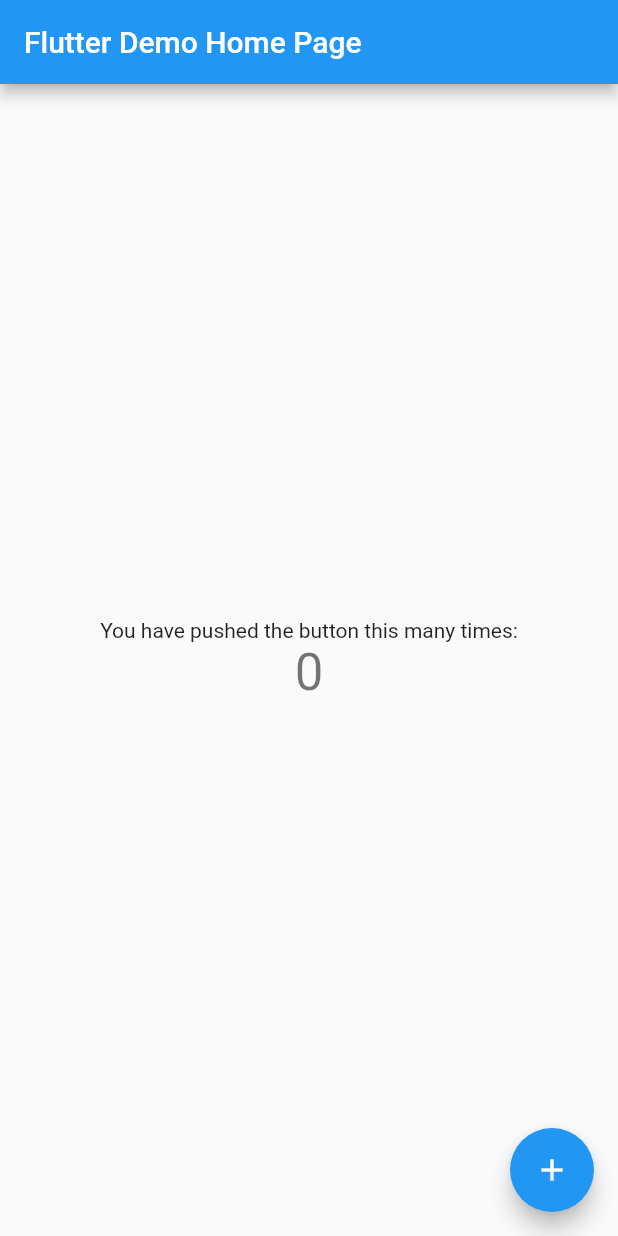
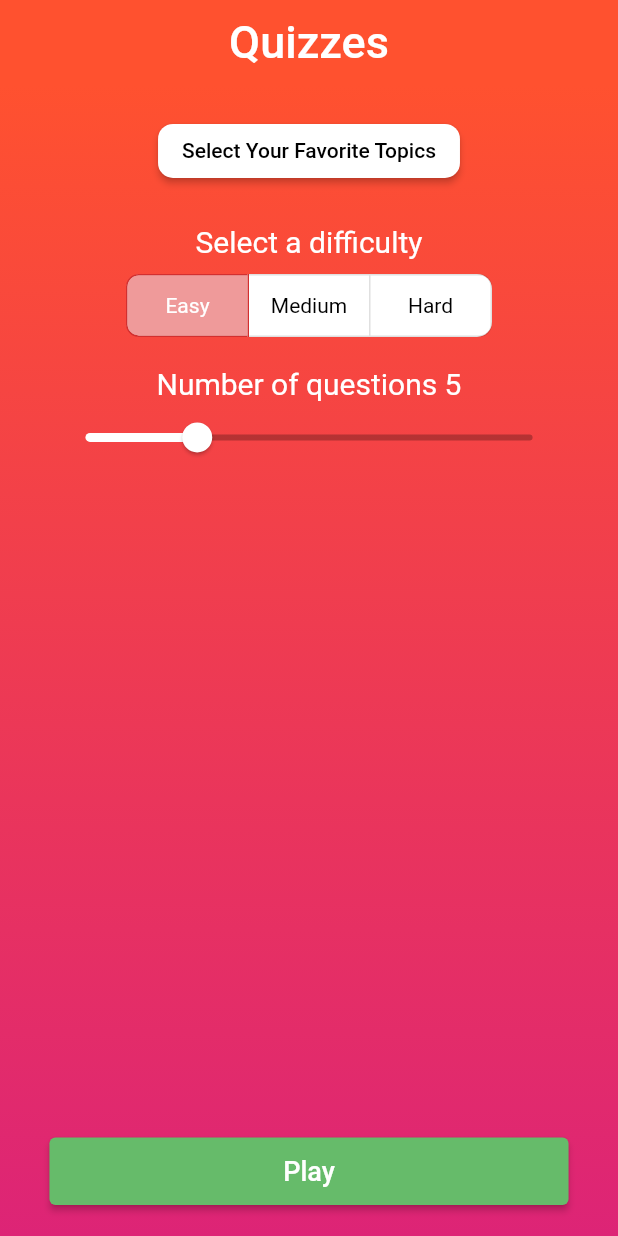
Before and after one commit to eduardozielke/flutter-quiz-app, a Flutter app: the screen it shows after launch, on a phone screen of 412 x 824 dp. Run offline on Flutter 3.47's test engine with Material 2 defaults, Android fonts, the phone set to English and light mode, and no system bars.

Commit message:
home page added

```diff
--- a/lib/main.dart
+++ b/lib/main.dart
@@ -1,115 +1,31 @@
 import 'package:flutter/material.dart';
+import 'package:flutter/services.dart';
+import 'package:flutter_quiz_app/pages/home.dart';
 
 void main() {
+  SystemChrome.setSystemUIOverlayStyle(
+    SystemUiOverlayStyle(
+      statusBarColor: Colors.white.withOpacity(0),
+      statusBarBrightness: Brightness.light,
+      statusBarIconBrightness: Brightness.light,
+    ),
+  );
   runApp(const MyApp());
 }
 
 class MyApp extends StatelessWidget {
   const MyApp({super.key});
 
-  // This widget is the root of your application.
   @override
   Widget build(BuildContext context) {
     return MaterialApp(
-      title: 'Flutter Demo',
+      title: 'Quizzes',
       theme: ThemeData(
-        // This is the theme of your application.
-        //
-        // Try running your application with "flutter run". You'll see the
-        // application has a blue toolbar. Then, without quitting the app, try
-        // changing the primarySwatch below to Colors.green and then invoke
-        // "hot reload" (press "r" in the console where you ran "flutter run",
-        // or simply save your changes to "hot reload" in a Flutter IDE).
-        // Notice that the counter didn't reset back to zero; the application
-        // is not restarted.
-        primarySwatch: Colors.blue,
+        colorScheme: ColorScheme.fromSwatch().copyWith(
+          primary: const Color(0XFFff512f),
+        ),
       ),
-      home: const MyHomePage(title: 'Flutter Demo Home Page'),
+      home: const Home(),
     );
   }
 }
-
-class MyHomePage extends StatefulWidget {
-  const MyHomePage({super.key, required this.title});
-
-  // This widget is the home page of your application. It is stateful, meaning
-  // that it has a State object (defined below) that contains fields that affect
-  // how it looks.
-
-  // This class is the configuration for the state. It holds the values (in this
-  // case the title) provided by the parent (in this case the App widget) and
-  // used by the build method of the State. Fields in a Widget subclass are
-  // always marked "final".
-
-  final String title;
-
-  @override
-  State<MyHomePage> createState() => _MyHomePageState();
-}
-
-class _MyHomePageState extends State<MyHomePage> {
-  int _counter = 0;
-
-  void _incrementCounter() {
-    setState(() {
-      // This call to setState tells the Flutter framework that something has
-      // changed in this State, which causes it to rerun the build method below
-      // so that the display can reflect the updated values. If we changed
-      // _counter without calling setState(), then the build method would not be
-      // called again, and so nothing would appear to happen.
-      _counter++;
-    });
-  }
-
-  @override
-  Widget build(BuildContext context) {
-    // This method is rerun every time setState is called, for instance as done
-    // by the _incrementCounter method above.
-    //
-    // The Flutter framework has been optimized to make rerunning build methods
-    // fast, so that you can just rebuild anything that needs updating rather
-    // than having to individually change instances of widgets.
-    return Scaffold(
-      appBar: AppBar(
-        // Here we take the value from the MyHomePage object that was created by
-        // the App.build method, and use it to set our appbar title.
-        title: Text(widget.title),
-      ),
-      body: Center(
-        // Center is a layout widget. It takes a single child and positions it
-        // in the middle of the parent.
-        child: Column(
-          // Column is also a layout widget. It takes a list of children and
-          // arranges them vertically. By default, it sizes itself to fit its
-          // children horizontally, and tries to be as tall as its parent.
-          //
-          // Invoke "debug painting" (press "p" in the console, choose the
-          // "Toggle Debug Paint" action from the Flutter Inspector in Android
-          // Studio, or the "Toggle Debug Paint" command in Visual Studio Code)
-          // to see the wireframe for each widget.
-          //
-          // Column has various properties to control how it sizes itself and
-          // how it positions its children. Here we use mainAxisAlignment to
-          // center the children vertically; the main axis here is the vertical
-          // axis because Columns are vertical (the cross axis would be
-          // horizontal).
-          mainAxisAlignment: MainAxisAlignment.center,
-          children: <Widget>[
-            const Text(
-              'You have pushed the button this many times:',
-            ),
-            Text(
-              '$_counter',
-              style: Theme.of(context).textTheme.headline4,
-            ),
-          ],
-        ),
-      ),
-      floatingActionButton: FloatingActionButton(
-        onPressed: _incrementCounter,
-        tooltip: 'Increment',
-        child: const Icon(Icons.add),
-      ), // This trailing comma makes auto-formatting nicer for build methods.
-    );
-  }
-}
--- /dev/null
+++ b/lib/models/api_response.dart
@@ -0,0 +1,11 @@
+class APIResponse<T> {
+  T? data;
+  bool error;
+  String errorMessage;
+
+  APIResponse({
+    this.data,
+    this.errorMessage = '',
+    this.error = false,
+  });
+}
--- /dev/null
+++ b/lib/models/categories.dart
@@ -0,0 +1,12 @@
+Map<String, String> categoriesMap = {
+  "Arts & Literature": "arts_and_literature",
+  "Film & TV": "film_and_tv",
+  "Food & Drink": "food_and_drink",
+  "General Knowledge": "general_knowledge",
+  "Geography": "geography",
+  "History": "history",
+  "Music": "music",
+  "Science": "science",
+  "Society & Culture": "society_and_culture",
+  "Sport & Leisure": "sport_and_leisure"
+};
--- /dev/null
+++ b/lib/pages/home.dart
@@ -0,0 +1,205 @@
+import 'package:flutter/cupertino.dart';
+import 'package:flutter/material.dart';
+import 'package:flutter/services.dart';
+import 'package:flutter_quiz_app/models/api_response.dart';
+import 'package:flutter_quiz_app/models/categories.dart';
+import 'package:flutter_quiz_app/service/quiz_service.dart';
+import 'package:flutter_quiz_app/widgets/multi_select.dart';
+
+class Home extends StatefulWidget {
+  const Home({Key? key}) : super(key: key);
+
+  @override
+  State<Home> createState() => _HomeState();
+}
+
+class _HomeState extends State<Home> {
+  List<String> categories = [];
+  double numberOfQuestions = 5;
+  var chosenDifficulty = 'easy';
+
+  List<Widget> difficulties = const <Widget>[
+    Text('Easy'),
+    Text('Medium'),
+    Text('Hard')
+  ];
+
+  List<String> difficultiesList = const [
+    'easy',
+    'medium',
+    'hard',
+  ];
+
+  final List<bool> selectedDifficulty = <bool>[true, false, false];
+
+  void _showMultiSelect() async {
+    final List<String> items = categoriesMap.keys.toList();
+
+    final List<String>? results = await showDialog(
+      context: context,
+      builder: (BuildContext context) {
+        return MultiSelect(items: items);
+      },
+    );
+
+    if (results != null) {
+      setState(() {
+        categories = results;
+      });
+    }
+  }
+
+  getQuiz() async {
+    await QuizService().getQuizList(
+      limit: numberOfQuestions.round(),
+      categories: categories,
+      difficulty: chosenDifficulty,
+    );
+  }
+
+  @override
+  Widget build(BuildContext context) {
+    double widthMQ = MediaQuery.of(context).size.width;
+    double heightMQ = MediaQuery.of(context).size.width;
+
+    return Scaffold(
+      appBar: AppBar(
+        title: const Text('Quizzes', style: TextStyle(fontSize: 30)),
+        centerTitle: true,
+        elevation: 0,
+        backgroundColor: const Color(0XFFff512f),
+      ),
+      body: Container(
+        width: double.infinity,
+        decoration: const BoxDecoration(
+          gradient: LinearGradient(
+            begin: Alignment.topCenter,
+            end: Alignment.bottomCenter,
+            colors: [
+              Color(0XFFff512f),
+              Color(0XFFdd2476),
+            ],
+          ),
+        ),
+        child: Padding(
+          padding: EdgeInsets.symmetric(
+            horizontal: widthMQ * 0.08,
+            vertical: heightMQ * 0.05,
+          ),
+          child: Column(
+            children: <Widget>[
+              Expanded(
+                child: Column(
+                  children: [
+                    ElevatedButton(
+                      style: ButtonStyle(
+                        shape:
+                            MaterialStateProperty.all<RoundedRectangleBorder>(
+                          const RoundedRectangleBorder(
+                            borderRadius: BorderRadius.all(
+                              Radius.circular(10.0),
+                            ),
+                          ),
+                        ),
+                        backgroundColor:
+                            MaterialStateProperty.all(Colors.white),
+                      ),
+                      onPressed: _showMultiSelect,
+                      child: const Text(
+                        'Select Your Favorite Topics',
+                        style: TextStyle(
+                          color: Colors.black,
+                        ),
+                      ),
+                    ),
+                    const SizedBox(height: 5),
+                    Wrap(
+                      spacing: 6,
+                      children: categories
+                          .map((e) => Chip(
+                                backgroundColor: Colors.white,
+                                label: Text(e),
+                              ))
+                          .toList(),
+                    ),
+                    const SizedBox(height: 20),
+                    const Text(
+                      'Select a difficulty',
+                      style: TextStyle(color: Colors.white, fontSize: 20),
+                    ),
+                    const SizedBox(height: 10),
+                    Container(
+                      padding: EdgeInsets.zero,
+                      height: 42,
+                      decoration: const BoxDecoration(
+                        color: Colors.white,
+                        borderRadius: BorderRadius.all(Radius.circular(10.0)),
+                      ),
+                      child: ToggleButtons(
+                        direction: Axis.horizontal,
+                        onPressed: (int index) {
+                          setState(() {
+                            chosenDifficulty = difficultiesList[index];
+
+                            for (int i = 0;
+                                i < selectedDifficulty.length;
+                                i++) {
+                              selectedDifficulty[i] = i == index;
+                            }
+                          });
+                        },
+                        borderRadius:
+                            const BorderRadius.all(Radius.circular(8)),
+                        selectedBorderColor: Colors.red[700],
+                        selectedColor: Colors.white,
+                        fillColor: Colors.red[200],
+                        color: Colors.black,
+                        constraints: const BoxConstraints(
+                          minHeight: 40.0,
+                          minWidth: 80.0,
+                        ),
+                        isSelected: selectedDifficulty,
+                        children: difficulties,
+                      ),
+                    ),
+                    const SizedBox(height: 20),
+                    Text(
+                      'Number of questions ${numberOfQuestions.round().toString()}',
+                      style: const TextStyle(color: Colors.white, fontSize: 20),
+                    ),
+                    Slider(
+                      value: numberOfQuestions,
+                      max: 20,
+                      activeColor: Colors.white,
+                      inactiveColor: Colors.black26,
+                      onChanged: (double value) {
+                        setState(() {
+                          numberOfQuestions = value;
+                        });
+                      },
+                    ),
+                  ],
+                ),
+              ),
+              SizedBox(
+                height: 45,
+                width: double.infinity,
+                child: ElevatedButton(
+                  style: ButtonStyle(
+                    backgroundColor:
+                        MaterialStatePropertyAll(Colors.green[400]),
+                  ),
+                  onPressed: getQuiz,
+                  child: const Text(
+                    'Play',
+                    style: TextStyle(fontSize: 18),
+                  ),
+                ),
+              )
+            ],
+          ),
+        ),
+      ),
+    );
+  }
+}
--- /dev/null
+++ b/lib/service/quiz_service.dart
@@ -0,0 +1,38 @@
+import 'package:flutter_quiz_app/models/api_response.dart';
+import 'package:flutter_quiz_app/models/categories.dart';
+import 'package:flutter_quiz_app/service/base_api.dart';
+
+class QuizService {
+  Future<APIResponse> getQuizList({
+    required int limit,
+    List<String> categories = const [],
+    region,
+    difficulty,
+  }) async {
+    String url = '/questions?';
+    if (categories.isNotEmpty) {
+      url += 'categories=';
+      for (String categorie in categories) {
+        url += '${categoriesMap[categorie]},';
+      }
+    }
+    url += '&limit=$limit';
+    if (region != null) {
+      url += '&region=$region';
+    }
+    if (difficulty != null) {
+      url += '&difficulty=$difficulty';
+    }
+
+    APIResponse response = await BaseApi().get(url);
+
+    if (!response.error) {
+      return response;
+    }
+
+    return APIResponse(
+      error: true,
+      errorMessage: 'An error ocurred trying to fetch quizzes',
+    );
+  }
+}
--- a/pubspec.yaml
+++ b/pubspec.yaml
@@ -36,6 +36,7 @@ dependencies:
   # The following adds the Cupertino Icons font to your application.
   # Use with the CupertinoIcons class for iOS style icons.
   cupertino_icons: ^1.0.2
+  http: ^0.13.5
 
 dev_dependencies:
   flutter_test:
```
Also changed, not shown: lib/service/base_api.dart (added, +81 -0 lines), lib/widgets/multi_select.dart (added, +67 -0 lines), pubspec.lock, 1 other file.
